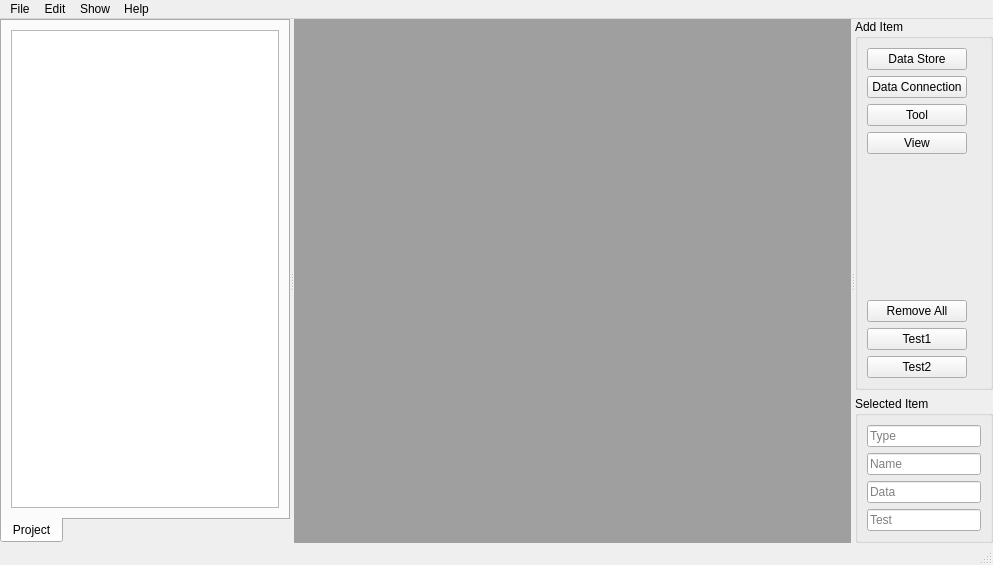
spine-tools/Spine-Toolbox, file spinetoolbox/ui/mainwindow.ui: the form before one commit.
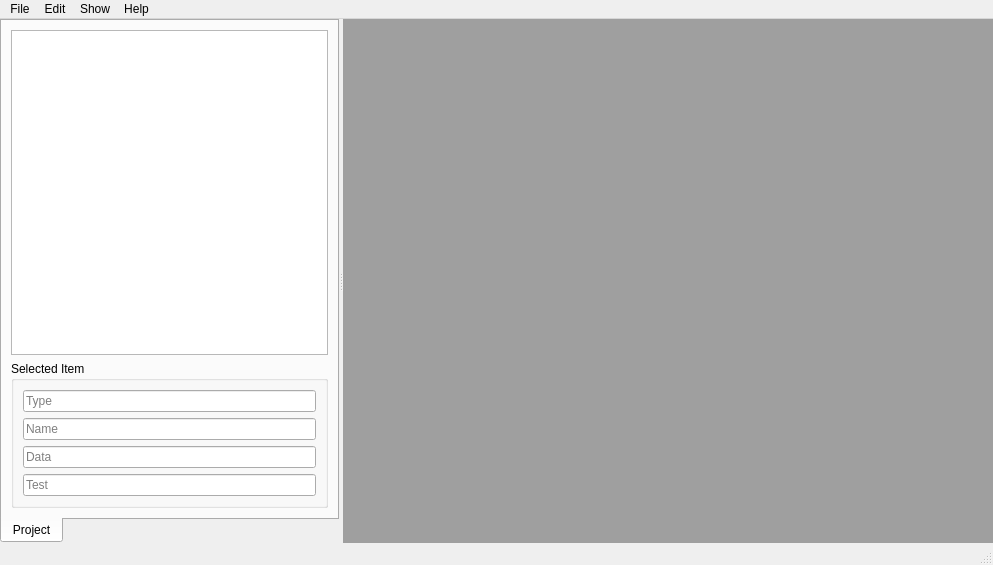
The form after the commit.

Commit message: Issue #11 resolved. Add item buttons are now in a toolbar.

Diff of the .ui file:
```diff
--- a/spinetoolbox/ui/mainwindow.ui
+++ b/spinetoolbox/ui/mainwindow.ui
@@ -34,10 +34,7 @@
    <string>Spine Toolbox</string>
   </property>
   <widget class="QWidget" name="centralwidget">
-   <layout class="QVBoxLayout" name="verticalLayout_4">
-    <property name="spacing">
-     <number>0</number>
-    </property>
+   <layout class="QHBoxLayout" name="horizontalLayout">
     <property name="leftMargin">
      <number>0</number>
     </property>
@@ -51,23 +48,7 @@
      <number>0</number>
     </property>
     <item>
-     <widget class="QSplitter" name="splitter_2">
-      <property name="sizePolicy">
-       <sizepolicy hsizetype="Ignored" vsizetype="Preferred">
-        <horstretch>0</horstretch>
-        <verstretch>0</verstretch>
-       </sizepolicy>
-      </property>
-      <property name="orientation">
-       <enum>Qt::Horizontal</enum>
-      </property>
       <widget class="QSplitter" name="splitter">
-       <property name="sizePolicy">
-        <sizepolicy hsizetype="Preferred" vsizetype="Preferred">
-         <horstretch>0</horstretch>
-         <verstretch>0</verstretch>
-        </sizepolicy>
-       </property>
        <property name="orientation">
         <enum>Qt::Horizontal</enum>
        </property>
@@ -108,187 +89,6 @@
             </property>
            </widget>
           </item>
-         </layout>
-        </widget>
-       </widget>
-       <widget class="QMdiArea" name="mdiArea">
-        <property name="sizePolicy">
-         <sizepolicy hsizetype="Ignored" vsizetype="Expanding">
-          <horstretch>0</horstretch>
-          <verstretch>0</verstretch>
-         </sizepolicy>
-        </property>
-        <property name="viewMode">
-         <enum>QMdiArea::SubWindowView</enum>
-        </property>
-        <property name="tabsMovable">
-         <bool>false</bool>
-        </property>
-       </widget>
-      </widget>
-      <widget class="QWidget" name="verticalLayoutWidget">
-       <layout class="QVBoxLayout" name="verticalLayout_3">
-        <item>
-         <widget class="QGroupBox" name="groupBox">
-          <property name="sizePolicy">
-           <sizepolicy hsizetype="Preferred" vsizetype="Preferred">
-            <horstretch>0</horstretch>
-            <verstretch>0</verstretch>
-           </sizepolicy>
-          </property>
-          <property name="title">
-           <string>Add Item</string>
-          </property>
-          <layout class="QVBoxLayout" name="verticalLayout_5">
-           <item>
-            <widget class="QPushButton" name="pushButton_add_data_store">
-             <property name="sizePolicy">
-              <sizepolicy hsizetype="Preferred" vsizetype="Fixed">
-               <horstretch>0</horstretch>
-               <verstretch>0</verstretch>
-              </sizepolicy>
-             </property>
-             <property name="maximumSize">
-              <size>
-               <width>100</width>
-               <height>16777215</height>
-              </size>
-             </property>
-             <property name="text">
-              <string>Data Store</string>
-             </property>
-            </widget>
-           </item>
-           <item>
-            <widget class="QPushButton" name="pushButton_add_data_connection">
-             <property name="sizePolicy">
-              <sizepolicy hsizetype="Preferred" vsizetype="Fixed">
-               <horstretch>0</horstretch>
-               <verstretch>0</verstretch>
-              </sizepolicy>
-             </property>
-             <property name="maximumSize">
-              <size>
-               <width>100</width>
-               <height>16777215</height>
-              </size>
-             </property>
-             <property name="text">
-              <string>Data Connection</string>
-             </property>
-            </widget>
-           </item>
-           <item>
-            <widget class="QPushButton" name="pushButton_add_tool">
-             <property name="sizePolicy">
-              <sizepolicy hsizetype="Preferred" vsizetype="Fixed">
-               <horstretch>0</horstretch>
-               <verstretch>0</verstretch>
-              </sizepolicy>
-             </property>
-             <property name="maximumSize">
-              <size>
-               <width>100</width>
-               <height>16777215</height>
-              </size>
-             </property>
-             <property name="text">
-              <string>Tool</string>
-             </property>
-            </widget>
-           </item>
-           <item>
-            <widget class="QPushButton" name="pushButton_add_view">
-             <property name="sizePolicy">
-              <sizepolicy hsizetype="Preferred" vsizetype="Fixed">
-               <horstretch>0</horstretch>
-               <verstretch>0</verstretch>
-              </sizepolicy>
-             </property>
-             <property name="maximumSize">
-              <size>
-               <width>100</width>
-               <height>16777215</height>
-              </size>
-             </property>
-             <property name="text">
-              <string>View</string>
-             </property>
-            </widget>
-           </item>
-           <item>
-            <spacer name="verticalSpacer_4">
-             <property name="orientation">
-              <enum>Qt::Vertical</enum>
-             </property>
-             <property name="sizeHint" stdset="0">
-              <size>
-               <width>20</width>
-               <height>40</height>
-              </size>
-             </property>
-            </spacer>
-           </item>
-           <item>
-            <widget class="QPushButton" name="pushButton_remove_all">
-             <property name="sizePolicy">
-              <sizepolicy hsizetype="Preferred" vsizetype="Fixed">
-               <horstretch>0</horstretch>
-               <verstretch>0</verstretch>
-              </sizepolicy>
-             </property>
-             <property name="maximumSize">
-              <size>
-               <width>100</width>
-               <height>16777215</height>
-              </size>
-             </property>
-             <property name="text">
-              <string>Remove All</string>
-             </property>
-            </widget>
-           </item>
-           <item>
-            <widget class="QPushButton" name="pushButton_test1">
-             <property name="sizePolicy">
-              <sizepolicy hsizetype="Preferred" vsizetype="Fixed">
-               <horstretch>0</horstretch>
-               <verstretch>0</verstretch>
-              </sizepolicy>
-             </property>
-             <property name="maximumSize">
-              <size>
-               <width>100</width>
-               <height>16777215</height>
-              </size>
-             </property>
-             <property name="text">
-              <string>Test1</string>
-             </property>
-            </widget>
-           </item>
-           <item>
-            <widget class="QPushButton" name="pushButton_test2">
-             <property name="sizePolicy">
-              <sizepolicy hsizetype="Preferred" vsizetype="Fixed">
-               <horstretch>0</horstretch>
-               <verstretch>0</verstretch>
-              </sizepolicy>
-             </property>
-             <property name="maximumSize">
-              <size>
-               <width>100</width>
-               <height>16777215</height>
-              </size>
-             </property>
-             <property name="text">
-              <string>Test2</string>
-             </property>
-            </widget>
-           </item>
-          </layout>
-         </widget>
-        </item>
         <item>
          <widget class="QGroupBox" name="groupBox">
           <property name="sizePolicy">
@@ -371,6 +171,21 @@
        </layout>
       </widget>
      </widget>
+      <widget class="QMdiArea" name="mdiArea">
+       <property name="sizePolicy">
+        <sizepolicy hsizetype="Ignored" vsizetype="Expanding">
+         <horstretch>0</horstretch>
+         <verstretch>0</verstretch>
+        </sizepolicy>
+       </property>
+       <property name="viewMode">
+        <enum>QMdiArea::SubWindowView</enum>
+       </property>
+       <property name="tabsMovable">
+        <bool>false</bool>
+       </property>
+      </widget>
+     </widget>
     </item>
    </layout>
   </widget>
```
Left out of the diff: 10 changed lines with no effect on the pictures. Lines whose indentation alone changed are shown as unchanged. The commit also changes 12 other files.
